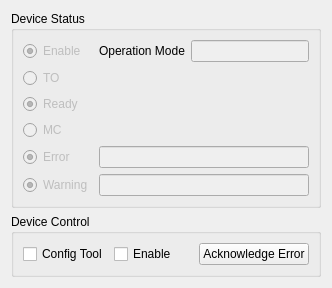
This is source/wnd/h2status.ui in ww4u/mct-t4 as Qt 5 draws it before an edit. The edited form follows.
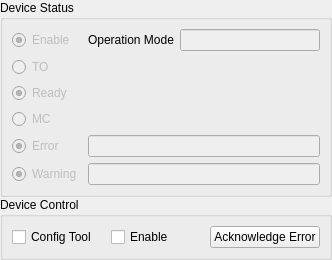
This is the edited form.

Patch:
```diff
--- a/source/wnd/h2status.ui
+++ b/source/wnd/h2status.ui
@@ -7,7 +7,7 @@
     <x>0</x>
     <y>0</y>
     <width>332</width>
-    <height>255</height>
+    <height>231</height>
    </rect>
   </property>
   <property name="sizePolicy">
@@ -26,6 +26,21 @@
    <string>Form</string>
   </property>
   <layout class="QVBoxLayout" name="verticalLayout">
+   <property name="spacing">
+    <number>0</number>
+   </property>
+   <property name="leftMargin">
+    <number>0</number>
+   </property>
+   <property name="topMargin">
+    <number>0</number>
+   </property>
+   <property name="rightMargin">
+    <number>0</number>
+   </property>
+   <property name="bottomMargin">
+    <number>0</number>
+   </property>
    <item>
     <widget class="QGroupBox" name="groupBox_9">
      <property name="title">
```
